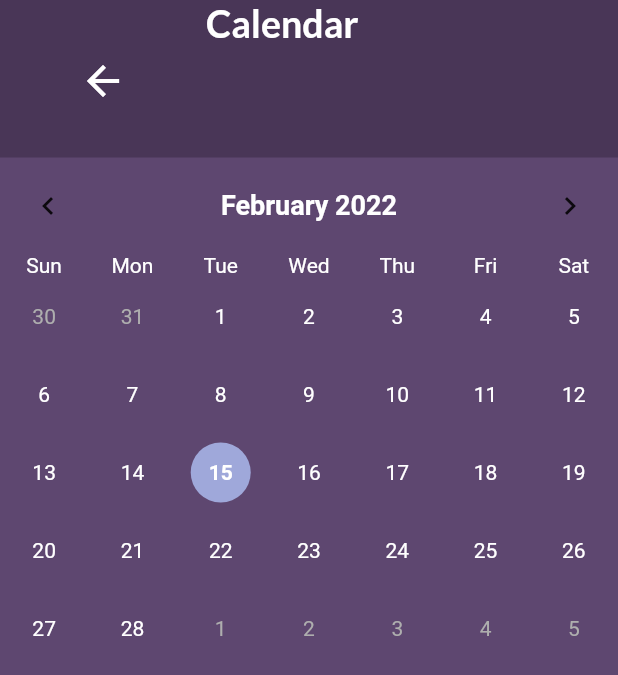
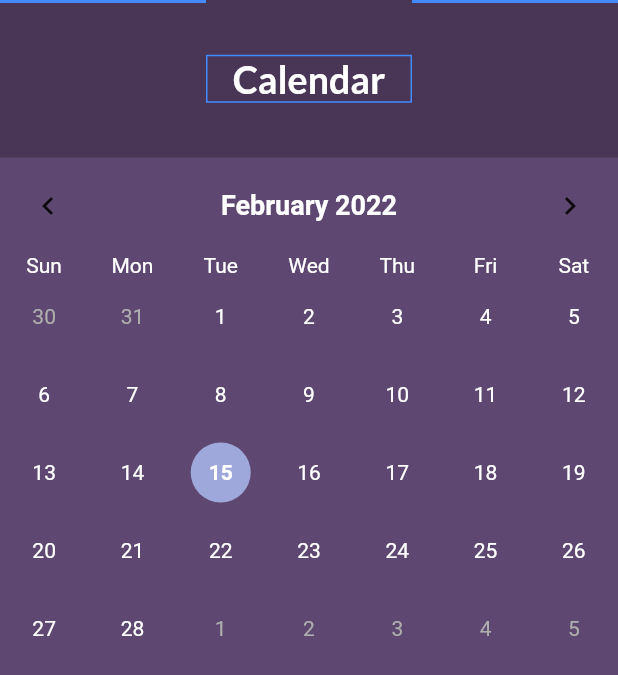
Before and after one commit to Uni-Maps/Uni-Maps, a Flutter app: the CalenderPage screen opened directly, on a phone screen of 412 x 824 dp. Shown: the top 675 px of the screen. Run offline on Flutter 3.47's test engine with Material 2 defaults, Android fonts, the phone set to English and light mode, and no system bars; drawn by our look-alikes of table_calendar; our stand-ins replace carousel_slider, cloud_firestore, date_time_picker, firebase_auth, google_maps_flutter, location; accounts and stored records are empty.

Commit message:
Got rid of back button for main pages

```diff
--- a/lib/models/models.dart
+++ b/lib/models/models.dart
@@ -177,11 +177,12 @@ topAppBar(String title, double screenWidth) {
         // Add 3 columns of equal sizing and put the title in the middle
         Column(children: <Widget>[
           Container(
+              decoration:
+                  BoxDecoration(border: Border.all(color: Colors.blueAccent)),
               // Changing the screen width
               width: screenWidth / 3,
               child: Padding(
-                // Change this to children, add another container
-                padding: EdgeInsets.fromLTRB(15, 30, 15, 30),
+                padding: EdgeInsets.fromLTRB(15, 25, 15, 25),
                 child: Container(
                   child: IconButton(
                     icon: Icon(Icons.arrow_back),
@@ -195,11 +196,17 @@ topAppBar(String title, double screenWidth) {
               ))
         ]),
 
-        Column(children: <Widget>[
+        Column(
+            mainAxisAlignment: MainAxisAlignment.center,
+            crossAxisAlignment: CrossAxisAlignment.center,
+            children: <Widget>[
               Container(
+                  decoration: BoxDecoration(
+                      border: Border.all(color: Colors.blueAccent)),
                   // Changing the screen width
                   width: screenWidth / 3,
                   child: RichText(
+                    textAlign: TextAlign.center,
                     text: TextSpan(children: [
                       TextSpan(
                           text: title,
@@ -212,6 +219,8 @@ topAppBar(String title, double screenWidth) {
             ]),
         Column(children: <Widget>[
           Container(
+              decoration:
+                  BoxDecoration(border: Border.all(color: Colors.blueAccent)),
               // Changing the screen width
               width: screenWidth / 3)
         ]),
@@ -230,16 +239,24 @@ topAppBarEmpty(String title, double screenWidth) {
         // Add 3 columns of equal sizing and put the title in the middle
         Column(children: <Widget>[
           Container(
+            decoration:
+                BoxDecoration(border: Border.all(color: Colors.blueAccent)),
             // Changing the screen width
             width: screenWidth / 3,
           )
         ]),
 
-        Column(children: <Widget>[
+        Column(
+            mainAxisAlignment: MainAxisAlignment.center,
+            crossAxisAlignment: CrossAxisAlignment.center,
+            children: <Widget>[
               Container(
+                  decoration: BoxDecoration(
+                      border: Border.all(color: Colors.blueAccent)),
                   // Changing the screen width
                   width: screenWidth / 3,
                   child: RichText(
+                    textAlign: TextAlign.center,
                     text: TextSpan(children: [
                       TextSpan(
                           text: title,
@@ -252,6 +269,8 @@ topAppBarEmpty(String title, double screenWidth) {
             ]),
         Column(children: <Widget>[
           Container(
+              decoration:
+                  BoxDecoration(border: Border.all(color: Colors.blueAccent)),
               // Changing the screen width
               width: screenWidth / 3)
         ]),
--- a/lib/screens/calender/calenderPage.dart
+++ b/lib/screens/calender/calenderPage.dart
@@ -38,7 +38,7 @@ class _CalenderPageState extends State<CalenderPage> {
             child: Column(
           crossAxisAlignment: CrossAxisAlignment.start,
           children: <Widget>[
-            topAppBar(title, screenWidth),
+            topAppBarEmpty(title, screenWidth),
             TableCalendar(
               // Calendar colours
               calendarStyle: CalendarStyle(
--- a/lib/screens/saved/savedPage.dart
+++ b/lib/screens/saved/savedPage.dart
@@ -13,7 +13,7 @@ class _SavedPageState extends State<SavedPage> {
   @override
   Widget build(BuildContext context) {
     var size = MediaQuery.of(context).size;
-    double screenWidth = MediaQuery.of(context).size.width * 0.8;
+    double screenWidth = MediaQuery.of(context).size.width;
     String title = 'Saved';
 
     return Scaffold(
@@ -37,7 +37,7 @@ class _SavedPageState extends State<SavedPage> {
                 child: Column(
                     crossAxisAlignment: CrossAxisAlignment.start,
                     children: <Widget>[
-                  topAppBar(title, screenWidth),
+                  topAppBarEmpty(title, screenWidth),
                   Padding(
                     padding: const EdgeInsets.fromLTRB(20, 15, 0, 0),
                     child: Text(
```
Lines whose indentation alone changed are shown as unchanged.
